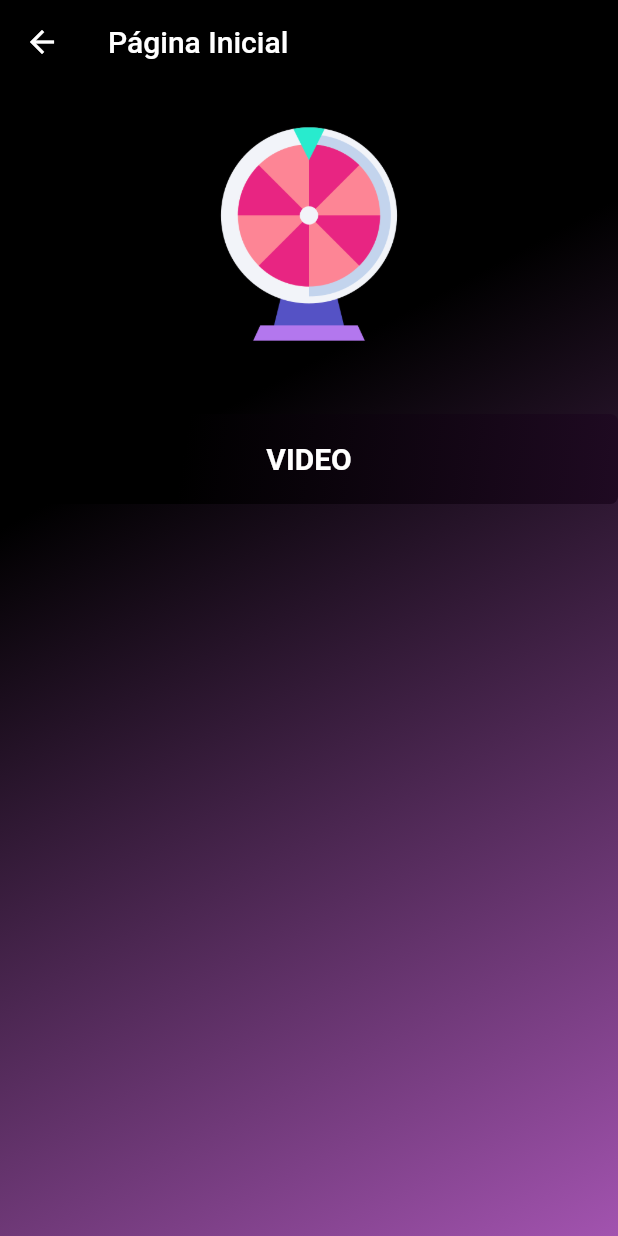
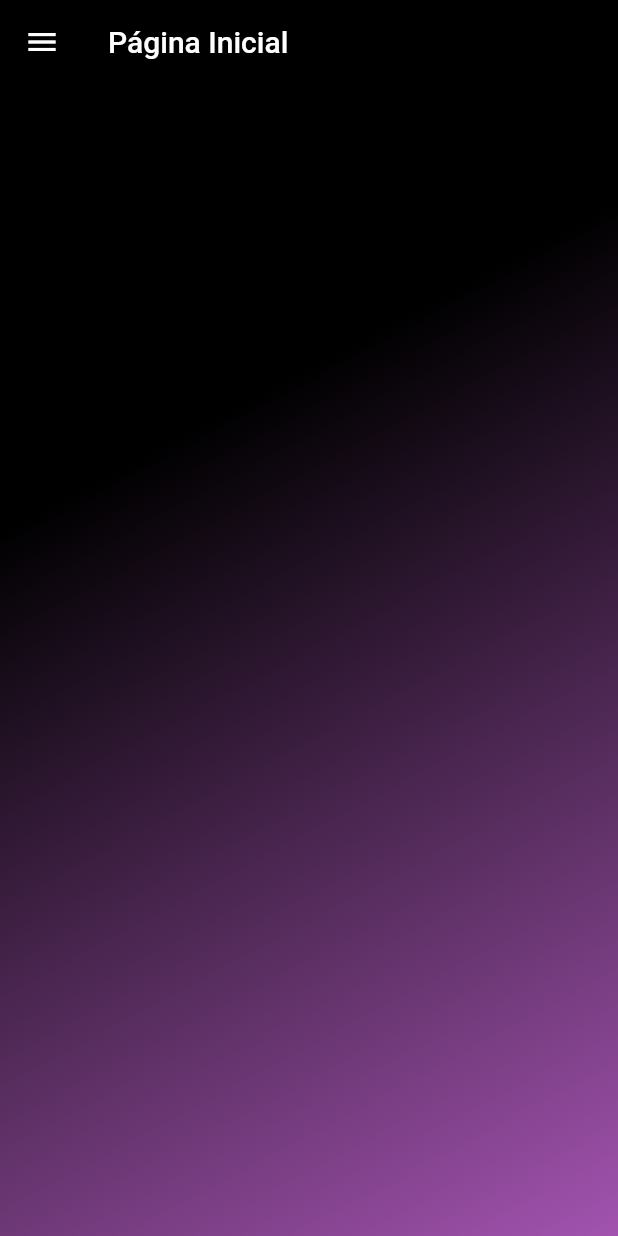
Before and after one commit to pedr1nh035/flutter_application_1, a Flutter app: the screen it shows after launch, after a tap on "Login", on a phone screen of 412 x 824 dp. Run offline on Flutter 3.47's test engine with Material 2 defaults, Android fonts, the phone set to English and light mode, and no system bars.

Commit message:
segundo commit

```diff
--- a/lib/cadastro.dart
+++ b/lib/cadastro.dart
@@ -1,8 +1,10 @@
 import 'package:flutter/material.dart';
+import 'package:flutter/services.dart';
+import 'package:flutter_application_1/login.dart';
+import 'package:flutter_application_1/pagina_inicial.dart';
 import 'package:flutter_application_1/pagina_inicial.dart';
 
 class Cadastro extends StatelessWidget {
-
   @override
   Widget build(BuildContext context) {
     return Scaffold(
@@ -80,7 +82,7 @@ class Cadastro extends StatelessWidget {
                 color: Colors.white,
               ),
             ),
-             SizedBox(
+            SizedBox(
               height: 20,
             ),
             TextFormField(
@@ -126,7 +128,7 @@ class Cadastro extends StatelessWidget {
               ),
             ),
             SizedBox(
-              height: 30,
+              height: 10,
             ),
             Container(
               height: 60,
--- a/lib/carrinho.dart
+++ b/lib/carrinho.dart
@@ -1,6 +1,6 @@
 import 'package:flutter/material.dart';
 
-class Video extends StatelessWidget {
+class Carrinho extends StatelessWidget {
   @override
   Widget build(BuildContext context) {
     return Scaffold(
--- a/lib/login.dart
+++ b/lib/login.dart
@@ -1,4 +1,5 @@
 import 'package:flutter/material.dart';
+import 'package:flutter_application_1/pagina_inicial.dart';
 import 'package:flutter_application_1/pagina_inicial.dart';
 import 'package:flutter_application_1/restauracao.dart';
 
@@ -137,7 +138,7 @@ class LoginPagina extends StatelessWidget {
             SizedBox(
               height: 10,
             ),
-            SizedBox(
+            Container(
               height: 40,
               child: TextButton(
                 child: Text(
--- a/lib/pagina_inicial.dart
+++ b/lib/pagina_inicial.dart
@@ -25,98 +25,43 @@ class Inicio extends StatelessWidget {
             ],
           ),
         ),
-        child: ListView(
-          children: <Widget>[
-            Container(
-              width: 200,
-              height: 200,
-              alignment: Alignment(0.0, 1.15),
-              decoration: BoxDecoration(
-                image: DecorationImage(
-                  image: AssetImage('assets/img/roleta.png'),
-                  fit: BoxFit.fitHeight,
-                ),
+      ),
+      drawer: Drawer(
+        child: Column(
+          children: [
+            ListTile(
+              title: Text('Meu mundo gamer'),
+              subtitle: Text('Suas opções'),
+              onTap: () {
+                Navigator.push(
+                    context, MaterialPageRoute(builder: (context) => Perfil()));
+              },
+            ),
+            ListTile(
+              title: Text(
+                'Produtos',
               ),
+              onTap: () {
+                Navigator.push(
+                  context,
+                  MaterialPageRoute(builder: (context) => Produtos()),
+                );
+              },
             ),
-            SizedBox(
-              height: 20,
-            ),
-            Container(
-              height: 60,
-              alignment: Alignment.centerLeft,
-              decoration: BoxDecoration(
-                gradient: LinearGradient(
-                  begin: Alignment.topLeft,
-                  end: Alignment.bottomRight,
-                  stops: [0.3, 1],
-                  colors: [
-                    Color.fromARGB(255, 0, 0, 0),
-                    Color.fromARGB(255, 31, 10, 34),
-                  ],
-                ),
-                borderRadius: BorderRadius.all(
-
-                  Radius.circular(5),
-                ),
+            ListTile(
+              title: Text(
+                'Carrinho',
               ),
-              child: SizedBox.expand(
-                child: TextButton(
-                  child: Text(
-                    'VIDEO',
-                    style: TextStyle(
-                      fontWeight: FontWeight.bold,
-                      color: Colors.white,
-                      fontSize: 20,
-                    ),
-                    textAlign: TextAlign.center,
-                  ),
-                  onPressed: () {
-                    Navigator.push(context,
-                        MaterialPageRoute(builder: (context) => Video()));
-                  },
-                ),
-              ),
+              onTap: () {
+                Navigator.push(
+                  context,
+                  MaterialPageRoute(builder: (context) => Carrinho()),
+                );
+              },
             ),
           ],
         ),
       ),
-
-      // drawer: Drawer(
-      //   child: Column(
-      //     children: [
-      //       ListTile(
-      //         title: Text('Meu mundo gamer'),
-      //         subtitle: Text('Suas opções'),
-      //         onTap: () {
-      //           Navigator.push(
-      //               context, MaterialPageRoute(builder: (context) => Perfil()));
-      //         },
-      //       ),
-      //       ListTile(
-      //         title: Text(
-      //           'Produtos',
-      //         ),
-      //         onTap: () {
-      //           Navigator.push(
-      //             context,
-      //             MaterialPageRoute(builder: (context) => Produtos()),
-      //           );
-      //         },
-      //       ),
-      //       ListTile(
-      //         title: Text(
-      //           'Carrinho',
-      //         ),
-      //         onTap: () {
-      //           Navigator.push(
-      //             context,
-      //             MaterialPageRoute(builder: (context) => Carrinho()),
-      //           );
-      //         },
-      //       ),
-      //     ],
-      //   ),
-      // ),
     );
   }
 }
```
Also changed, not shown: lib/perfil.dart (line endings or trailing spaces), lib/produtos.dart (line endings or trailing spaces), lib/restauracao.dart (line endings or trailing spaces).
